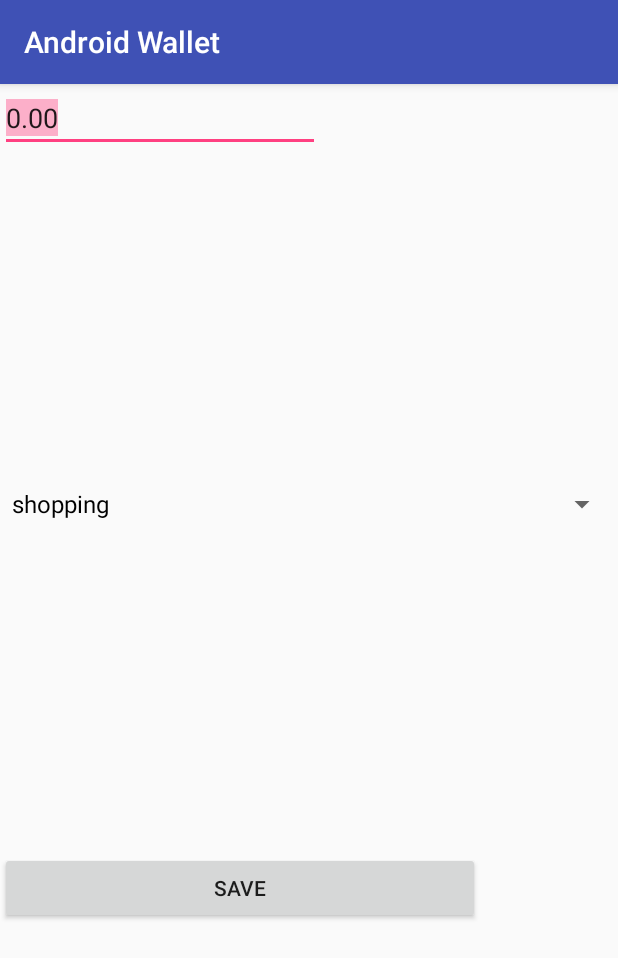
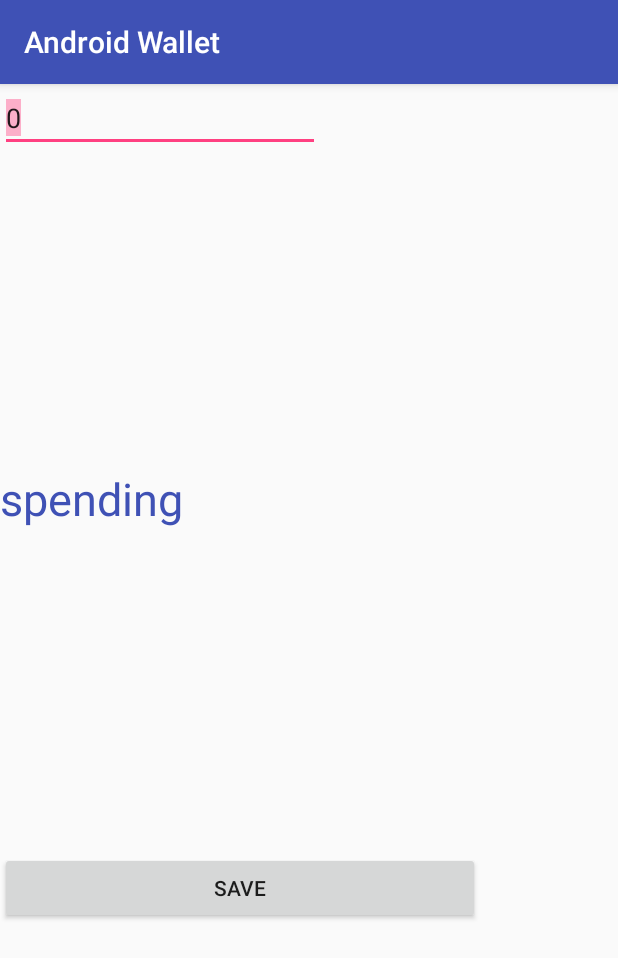
Before and after one commit to lukaszkuczynski/android-wallet, an Android app: the screen it shows after launch (MainActivity), on a phone screen of 412 x 824 dp. Shown: the top 958 px of the screen. Run offline under Robolectric (Android 15) with nearby library versions, the phone set to English and light mode, and no system bars; libraries missing offline, so code that uses them is left out: com.amazonaws.auth, com.amazonaws.mobileconnectors, com.amazonaws.regions.

Commit message:
tag choice is done by dialog

```diff
--- a/app/src/main/java/pl/integrator/androidwallet/MainActivity.java
+++ b/app/src/main/java/pl/integrator/androidwallet/MainActivity.java
@@ -1,6 +1,8 @@
 package pl.integrator.androidwallet;
 
 import android.Manifest;
+import android.app.AlertDialog;
+import android.content.DialogInterface;
 import android.content.SharedPreferences;
 import android.content.pm.PackageManager;
 import android.os.Bundle;
@@ -14,6 +16,7 @@ import android.widget.ArrayAdapter;
 import android.widget.Button;
 import android.widget.EditText;
 import android.widget.Spinner;
+import android.widget.TextView;
 
 import java.util.ArrayList;
 import java.util.Arrays;
@@ -39,8 +42,6 @@ public class MainActivity extends AppCompatActivity implements OperationResultLi
 
         final EditText amountEdit = (EditText) findViewById(R.id.amount);
 
-        final Spinner spinner = (Spinner) findViewById(R.id.spinner);
-
 
         String[] tags = new String[]{
                 "shopping",
@@ -60,7 +61,6 @@ public class MainActivity extends AppCompatActivity implements OperationResultLi
                 this, R.layout.support_simple_spinner_dropdown_item, tagList);
 
         spinnerArrayAdapter.setDropDownViewResource(R.layout.support_simple_spinner_dropdown_item);
-        spinner.setAdapter(spinnerArrayAdapter);
 
 
 //        if (ContextCompat.checkSelfPermission(this,
@@ -89,13 +89,30 @@ public class MainActivity extends AppCompatActivity implements OperationResultLi
 //            }
 //        }
 
+        TextView tagsText;
+        tagsText = (TextView) findViewById(R.id.tags);
+        final List<String> selectedTags = new ArrayList<>();
+        tagsText.setOnClickListener((View view) -> {
+            AlertDialog.Builder builderSingle = new AlertDialog.Builder(MainActivity.this);
+            builderSingle.setTitle("dialog");
+            builderSingle.setItems(tags, new DialogInterface.OnClickListener() {
+                @Override
+                public void onClick(DialogInterface dialogInterface, int i) {
+                    String text = tagList.get(i);
+                    selectedTags.add(text);
+                    tagsText.setText(text);
+                }
+            }).create();
+            builderSingle.show();
+        });
+
         button.setOnClickListener((View view) -> {
 
             double amount = Double.valueOf(amountEdit.getText().toString());
-            String tag = spinner.getSelectedItem().toString();
-            operationDao.saveOperationAsync(new Operation(amount, tag, null), this);
+            String tag = selectedTags.get(0);
             String snackText = String.format("Adding operation '%s' with amount of %.2f. ", tag, amount);
             Snackbar.make(view, snackText, Snackbar.LENGTH_INDEFINITE);
+            operationDao.saveOperationAsync(new Operation(amount, tag, null), this);
 
         });
 
--- a/app/src/main/res/layout/activity_main.xml
+++ b/app/src/main/res/layout/activity_main.xml
@@ -29,10 +29,13 @@
         android:layout_height="0dp"
         android:layout_weight="1">
 
-        <Spinner
-            android:id="@+id/spinner"
+        <TextView
+            android:id="@+id/tags"
+            android:text="@string/default_description"
+            android:textColor="@color/colorPrimary"
+            android:textSize="30dp"
             android:layout_width="match_parent"
-            android:layout_height="wrap_content" />
+            android:layout_height="match_parent" />
     </FrameLayout>
     <FrameLayout
         android:id="@+id/content_buttons"
--- a/app/src/main/res/values/strings.xml
+++ b/app/src/main/res/values/strings.xml
@@ -4,7 +4,7 @@
     <string name="title_dashboard">Dashboard</string>
     <string name="title_notifications">Notifications</string>
 
-    <string name="default_amount">0.00</string>
+    <string name="default_amount">0</string>
     <string name="default_description">spending</string>
     <string name="save_button">Save</string>
 </resources>
```
